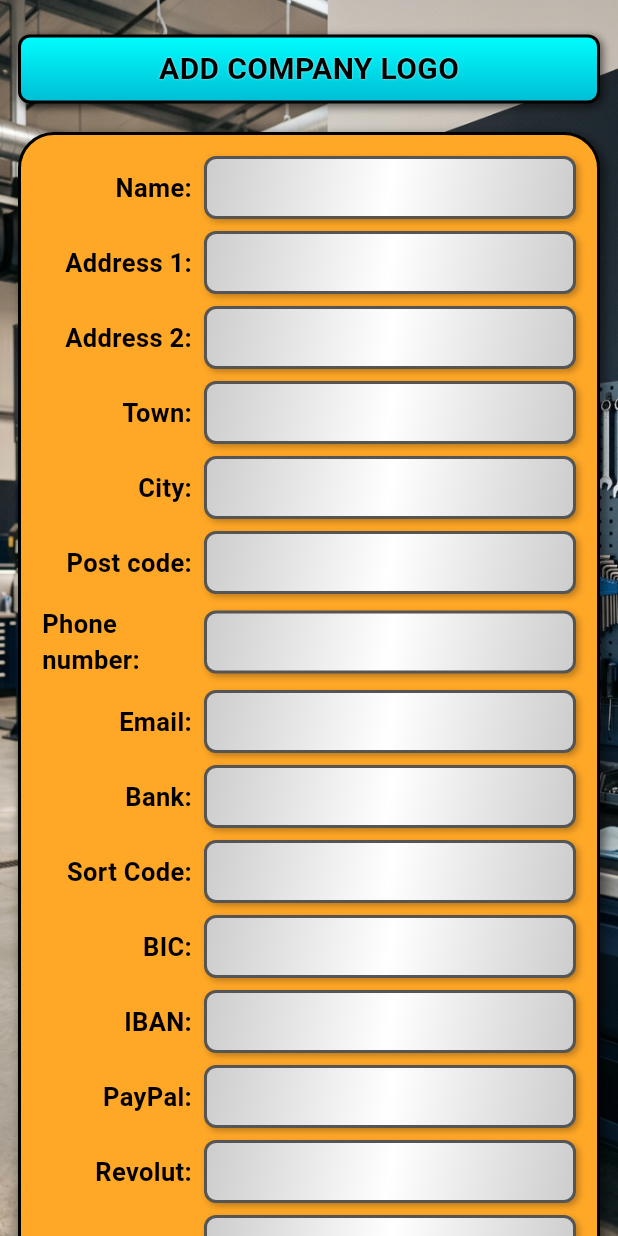
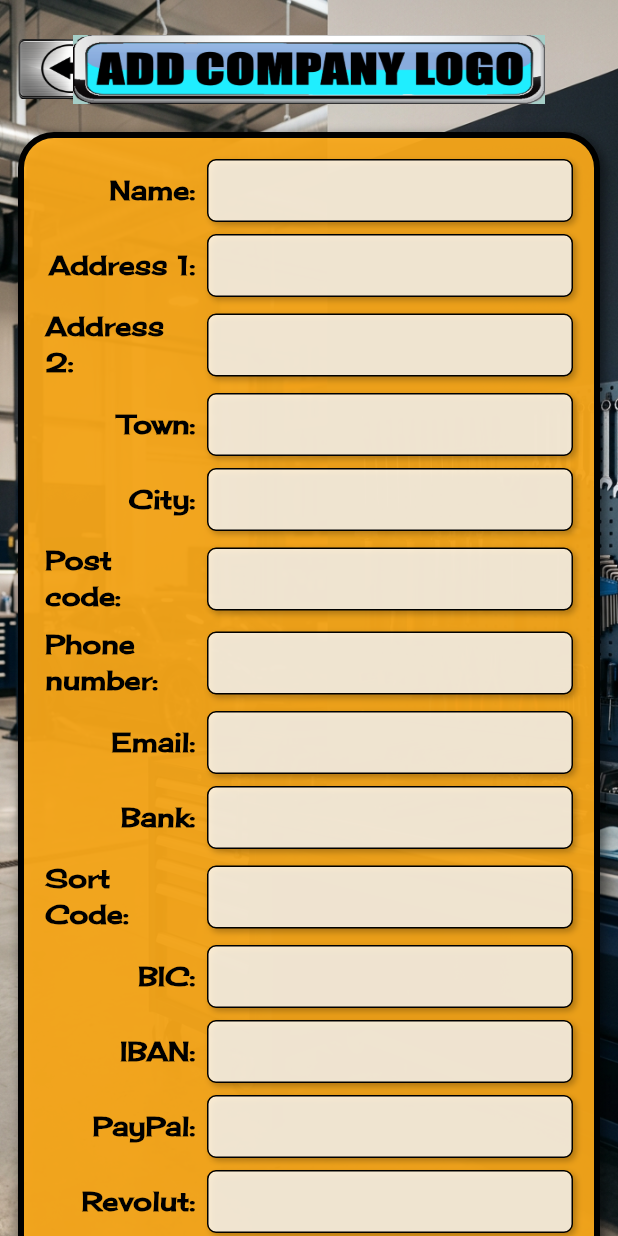
Before and after one commit to robkemazas/pgm, a Flutter app: the GarageInfoScreen screen opened directly, on a phone screen of 412 x 824 dp. Run offline on Flutter 3.47's test engine with Material 3 defaults, Android fonts, the phone set to English and light mode, and no system bars; our stand-ins replace drift, drift_flutter; accounts and stored records are empty; generated files the repository leaves out were written again.

Commit message:
Use Android button images and Cherry Cream Soda font

```diff
--- a/lib/main.dart
+++ b/lib/main.dart
@@ -16,6 +16,7 @@ class PgmApp extends StatelessWidget {
       theme: ThemeData(
         colorScheme: ColorScheme.fromSeed(seedColor: Colors.blue),
         useMaterial3: true,
+        fontFamily: 'CherryCreamSoda',
       ),
       home: const HomeScreen(),
     );
--- a/lib/screens/garage_info_screen.dart
+++ b/lib/screens/garage_info_screen.dart
@@ -162,11 +162,11 @@ class _GarageInfoScreenState extends State<GarageInfoScreen> {
             alignment: Alignment.centerLeft,
             child: GestureDetector(
               onTap: () => Navigator.pop(context),
-              child: Container(
-                width: 50,
+              child: Image.asset(
+                'assets/images/back.png',
+                width: 70,
                 height: 40,
-                decoration: _metallicDecoration(radius: 8),
-                child: const Icon(Icons.arrow_back, color: Colors.black),
+                fit: BoxFit.fill,
               ),
             ),
           ),
@@ -177,21 +177,10 @@ class _GarageInfoScreenState extends State<GarageInfoScreen> {
                   const SnackBar(content: Text('Logo picker not implemented yet')),
                 );
               },
-              child: Container(
+              child: Image.asset(
+                'assets/images/logoover.png',
                 height: 46,
-                padding: const EdgeInsets.symmetric(horizontal: 16),
-                decoration: _cyanDecoration(),
-                child: const Center(
-                  child: Text(
-                    'ADD COMPANY LOGO',
-                    style: TextStyle(
-                      color: Colors.black,
-                      fontSize: 20,
-                      fontWeight: FontWeight.bold,
-                      shadows: [Shadow(color: Colors.white70, blurRadius: 1)],
-                    ),
-                  ),
-                ),
+                fit: BoxFit.contain,
               ),
             ),
           ),
@@ -205,9 +194,9 @@ class _GarageInfoScreenState extends State<GarageInfoScreen> {
       width: double.infinity,
       padding: const EdgeInsets.all(14),
       decoration: BoxDecoration(
-        color: const Color(0xFFFFA726),
+        color: const Color(0xEAFFAC1A),
         borderRadius: BorderRadius.circular(24),
-        border: Border.all(color: Colors.black, width: 2),
+        border: Border.all(color: Colors.black, width: 4),
         boxShadow: const [
           BoxShadow(color: Colors.black54, blurRadius: 6, offset: Offset(3, 3)),
         ],
@@ -313,7 +302,7 @@ class _GarageInfoScreenState extends State<GarageInfoScreen> {
           child: Container(
             width: 130,
             height: 55,
-            decoration: _metallicDecoration(),
+            decoration: _buttonDecoration(),
             child: const Center(
               child: Text(
                 'CLEAR',
@@ -332,7 +321,7 @@ class _GarageInfoScreenState extends State<GarageInfoScreen> {
           child: Container(
             width: 130,
             height: 55,
-            decoration: _metallicDecoration(),
+            decoration: _buttonDecoration(),
             child: const Center(
               child: Text(
                 'SUBMIT',
@@ -357,21 +346,13 @@ class _FieldDef {
   const _FieldDef(this.key, this.label);
 }
 
-BoxDecoration _metallicDecoration({double radius = 12}) {
+BoxDecoration _buttonDecoration({double radius = 10}) {
   return BoxDecoration(
     borderRadius: BorderRadius.circular(radius),
-    gradient: const LinearGradient(
-      begin: Alignment.topLeft,
-      end: Alignment.bottomRight,
-      colors: [
-        Color(0xFFB0B0B0),
-        Color(0xFFE8E8E8),
-        Color(0xFF999999),
-        Color(0xFF666666),
-      ],
-      stops: [0.0, 0.35, 0.65, 1.0],
+    image: const DecorationImage(
+      image: AssetImage('assets/images/brushed_button.png'),
+      fit: BoxFit.fill,
     ),
-    border: Border.all(color: const Color(0xFF444444), width: 2),
     boxShadow: const [
       BoxShadow(color: Colors.black54, blurRadius: 6, offset: Offset(3, 3)),
     ],
@@ -380,35 +361,11 @@ BoxDecoration _metallicDecoration({double radius = 12}) {
 
 BoxDecoration _silverDecoration() {
   return BoxDecoration(
-    borderRadius: BorderRadius.circular(8),
-    gradient: const LinearGradient(
-      begin: Alignment.topLeft,
-      end: Alignment.bottomRight,
-      colors: [
-        Color(0xFFCCCCCC),
-        Color(0xFFFFFFFF),
-        Color(0xFFCCCCCC),
-      ],
-      stops: [0.0, 0.5, 1.0],
-    ),
-    border: Border.all(color: Color(0xFF555555), width: 2),
+    color: const Color(0xCCFFFFFF),
+    borderRadius: BorderRadius.circular(6),
+    border: Border.all(color: Colors.black, width: 1),
     boxShadow: const [
       BoxShadow(color: Colors.black26, blurRadius: 3, offset: Offset(2, 2)),
     ],
   );
 }
-
-BoxDecoration _cyanDecoration() {
-  return BoxDecoration(
-    borderRadius: BorderRadius.circular(8),
-    gradient: const LinearGradient(
-      begin: Alignment.topCenter,
-      end: Alignment.bottomCenter,
-      colors: [Color(0xFF00FFFF), Color(0xFF00BCD4)],
-    ),
-    border: Border.all(color: Colors.black, width: 2),
-    boxShadow: const [
-      BoxShadow(color: Colors.black54, blurRadius: 4, offset: Offset(2, 2)),
-    ],
-  );
-}
--- a/lib/screens/home_screen.dart
+++ b/lib/screens/home_screen.dart
@@ -1,21 +1,13 @@
 import 'package:flutter/material.dart';
 import 'package:pgm_iphone/screens/garage_info_screen.dart';
 
-BoxDecoration _metallicDecoration({double radius = 12}) {
+BoxDecoration _buttonDecoration({double radius = 10}) {
   return BoxDecoration(
     borderRadius: BorderRadius.circular(radius),
-    gradient: const LinearGradient(
-      begin: Alignment.topLeft,
-      end: Alignment.bottomRight,
-      colors: [
-        Color(0xFFB0B0B0),
-        Color(0xFFE8E8E8),
-        Color(0xFF999999),
-        Color(0xFF666666),
-      ],
-      stops: [0.0, 0.35, 0.65, 1.0],
+    image: const DecorationImage(
+      image: AssetImage('assets/images/brushed_button.png'),
+      fit: BoxFit.fill,
     ),
-    border: Border.all(color: const Color(0xFF444444), width: 2),
     boxShadow: const [
       BoxShadow(color: Colors.black54, blurRadius: 6, offset: Offset(3, 3)),
     ],
@@ -110,7 +102,7 @@ class _HomeScreenState extends State<HomeScreen> {
     return Container(
       width: 140,
       height: 70,
-      decoration: _metallicDecoration(),
+      decoration: _buttonDecoration(),
       child: DropdownButtonHideUnderline(
         child: DropdownButton<String>(
           value: selectedYear,
@@ -175,16 +167,22 @@ class _PgmButton extends StatelessWidget {
       child: Container(
         width: width ?? 150,
         height: 70,
-        decoration: _metallicDecoration(),
+        decoration: _buttonDecoration(),
         child: Center(
           child: Text(
-            label,
+            label.toUpperCase(),
             textAlign: TextAlign.center,
             style: const TextStyle(
               color: Colors.black,
               fontSize: 17,
               fontWeight: FontWeight.bold,
-              shadows: [Shadow(color: Colors.white70, blurRadius: 1)],
+              shadows: [
+                Shadow(
+                  color: Color(0xFF03A9F4),
+                  blurRadius: 4,
+                  offset: Offset(2, 2),
+                ),
+              ],
               height: 1.1,
             ),
           ),
--- a/pubspec.yaml
+++ b/pubspec.yaml
@@ -61,6 +61,11 @@ flutter:
   assets:
     - assets/images/
 
+  fonts:
+    - family: CherryCreamSoda
+      fonts:
+        - asset: assets/fonts/cherry_cream_soda.ttf
+
   # To add assets to your application, add an assets section, like this:
   # assets:
   #   - images/a_dot_burr.jpeg
```
Also changed, not shown: assets/fonts/cherry_cream_soda.ttf (added), assets/images/back.png (added), assets/images/brushed_button.png (added), assets/images/carbon_button.png (added), assets/images/carl_logo.png (added), assets/images/ic_arrow_drop_down_black_24dp.png (added), assets/images/logoover.png (added), assets/images/paypal.png (added), assets/images/pictures.png (added), assets/images/revolut.png (added), assets/images/skrill.png (added), assets/images/take_picture.png (added).
